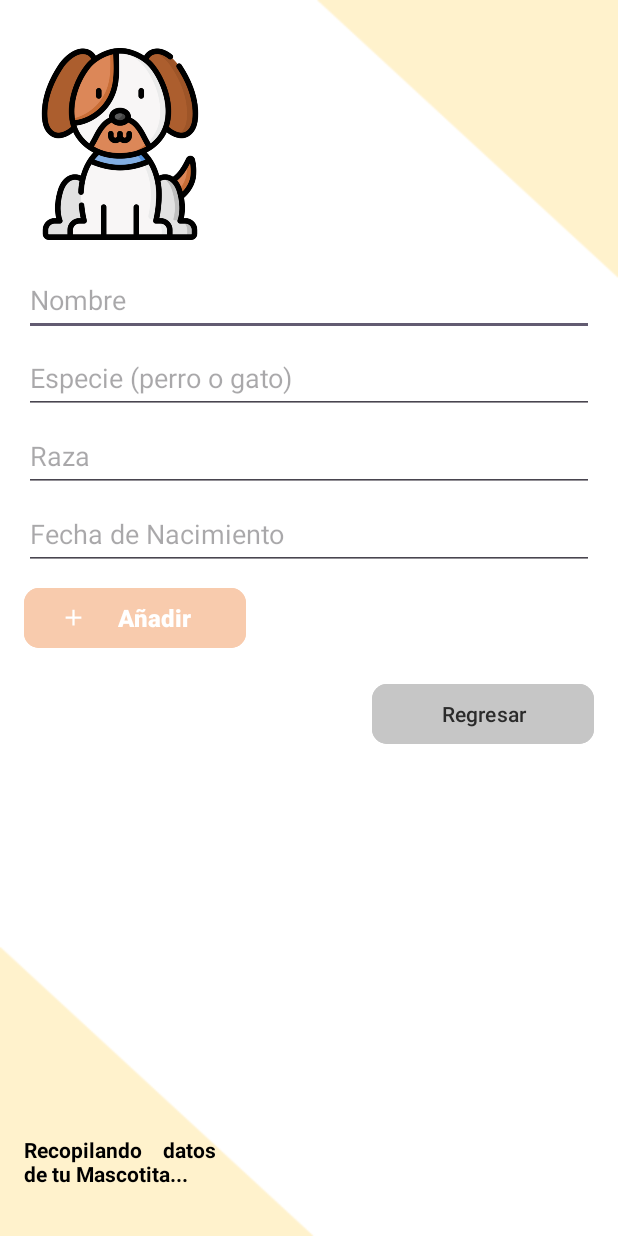
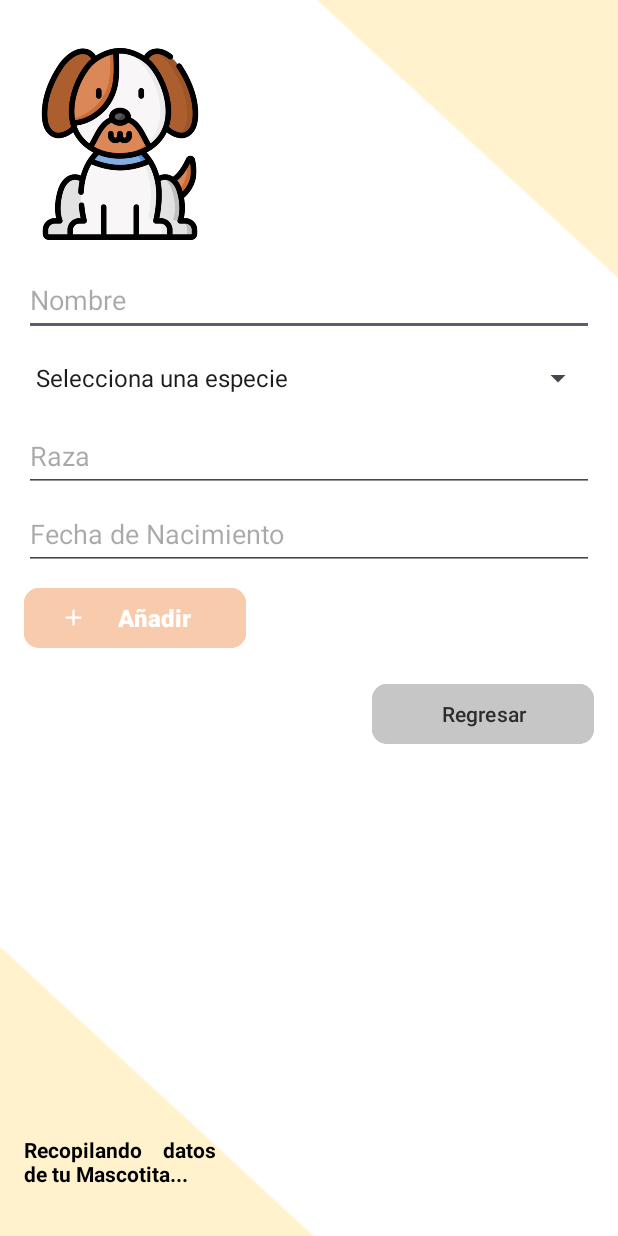
Before and after one commit to quiquermn/PetCarePro, an Android app: the AgregarMascotaActivity screen opened directly, with no data from a screen before it, after a tap on "Añadir", on a phone screen of 412 x 824 dp. Run offline under Robolectric (Android 15) with nearby library versions, the phone set to English and light mode, and no system bars.

Commit message:
Agregado menu para añadir mascotas

```diff
--- a/app/src/main/java/com/example/petcarepro/AgregarMascotaActivity.java
+++ b/app/src/main/java/com/example/petcarepro/AgregarMascotaActivity.java
@@ -2,8 +2,10 @@ package com.example.petcarepro;
 
 import android.os.Bundle;
 import android.view.View;
+import android.widget.ArrayAdapter;
 import android.widget.Button;
 import android.widget.EditText;
+import android.widget.Spinner;
 import android.widget.Toast;
 
 import androidx.activity.EdgeToEdge;
@@ -18,13 +20,13 @@ import com.example.petcarepro.db.Usuarios;
 import com.example.petcarepro.model.Mascota;
 import com.example.petcarepro.model.Usuario;
 
-import java.util.Date;
-
 public class AgregarMascotaActivity extends AppCompatActivity {
     private EditText nombreMascotaInput;
-    private EditText especieMascotaInput;
+    private Spinner especieMascotaSpinner;
     private EditText razaMascotaInput;
     private EditText fechaNacimientoMascotaInput;
+
+    private String[] especies = {"Selecciona una especie", "Perro", "Gato"};
 
     @Override
     protected void onCreate(Bundle savedInstanceState) {
@@ -41,15 +43,19 @@ public class AgregarMascotaActivity extends AppCompatActivity {
         Button agregarMascotaButton = findViewById(R.id.buttonAgregarMascota);
 
         nombreMascotaInput = findViewById(R.id.inputNombreMascota);
-        especieMascotaInput = findViewById(R.id.inputEspecie);
+        especieMascotaSpinner = findViewById(R.id.spinnerEspecie);
         razaMascotaInput = findViewById(R.id.inputRaza);
         fechaNacimientoMascotaInput = findViewById(R.id.inputFechaNacimiento);
+
+        ArrayAdapter<String> adapter = new ArrayAdapter<>(this, android.R.layout.simple_spinner_item, especies);
+        adapter.setDropDownViewResource(android.R.layout.simple_spinner_dropdown_item);
+        especieMascotaSpinner.setAdapter(adapter);
 
         agregarMascotaButton.setOnClickListener(new View.OnClickListener() {
             @Override
             public void onClick(View v) {
                 String nombreMascota = nombreMascotaInput.getText().toString().trim();
-                String especieMascota = especieMascotaInput.getText().toString().trim();
+                String especieMascota = especieMascotaSpinner.getSelectedItem().toString();
                 String razaMascota = razaMascotaInput.getText().toString().trim();
                 String fechaNacimientoMascota = fechaNacimientoMascotaInput.getText().toString().trim();
 
@@ -59,7 +65,7 @@ public class AgregarMascotaActivity extends AppCompatActivity {
                     return;
                 }
 
-                if (especieMascota.isEmpty()) {
+                if (especieMascota.equals(especies[0])) { // Si la especie es la primera opción, no está lleno
                     Toast.makeText(AgregarMascotaActivity.this, "La especie de la mascota es requerida", Toast.LENGTH_SHORT).show();
                     return;
                 }
@@ -112,7 +118,7 @@ public class AgregarMascotaActivity extends AppCompatActivity {
 
     private void limpiar() {
         nombreMascotaInput.setText("");
-        especieMascotaInput.setText("");
+        especieMascotaSpinner.setSelection(0);
         razaMascotaInput.setText("");
         fechaNacimientoMascotaInput.setText("");
     }
--- a/app/src/main/res/layout/activity_agregar_mascota.xml
+++ b/app/src/main/res/layout/activity_agregar_mascota.xml
@@ -37,13 +37,11 @@
 
             android:hint="Nombre" />
 
-        <EditText
-            android:id="@+id/inputEspecie"
+        <Spinner
+            android:id="@+id/spinnerEspecie"
             android:layout_width="match_parent"
             android:layout_height="48dp"
             android:layout_marginTop="4dp"
-            android:ems="10"
-
             android:hint="Especie (perro o gato)" />
 
         <EditText
```
Also changed, not shown: app/src/main/java/com/example/petcarepro/DatosFragment.java (+24 -0 lines), app/src/main/res/menu/datos_menu.xml (added, +7 -0 lines).
